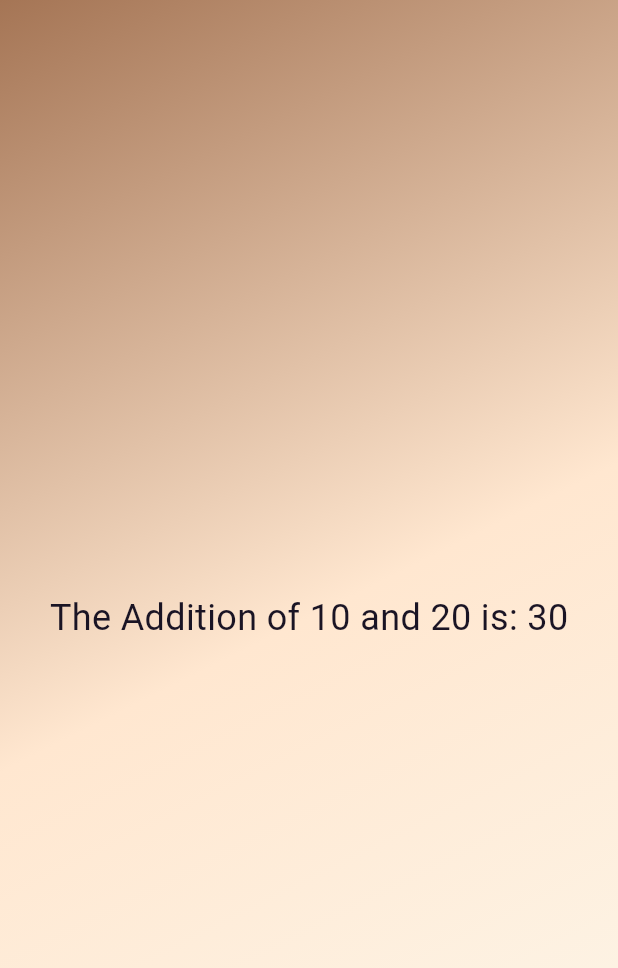
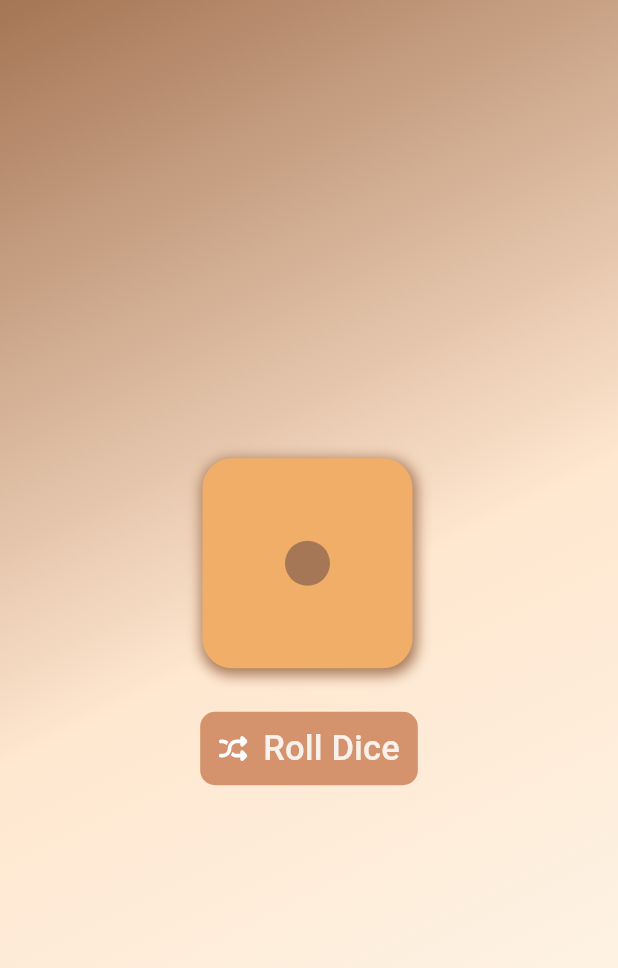
Before and after one commit to sadiqhasanrupani/roll_dice_game, a Flutter app: the screen it shows after launch, on a phone screen of 412 x 824 dp. Shown: the top 968 px of the screen. Run offline on Flutter 3.47's test engine with Material 3 defaults, Android fonts, the phone set to English and light mode, and no system bars; our stand-ins replace flutter_svg.

Commit message:
Completed the development of roll dice game

```diff
--- a/lib/app.dart
+++ b/lib/app.dart
@@ -1,14 +1,21 @@
 import 'package:flutter/material.dart';
 import 'package:roll_dice_game/gradient_container.dart';
 
-class App extends StatelessWidget {
-  const App({super.key});
+class MyApp extends StatelessWidget {
+  const MyApp({super.key});
 
   @override
   Widget build(context) {
     return const MaterialApp(
       home: Scaffold(
-        body: GradientContainer(),
+        body: GradientContainer(
+          colors: [
+            Color(0xFFa57555),
+            Color(0xFFffe7d0),
+            Color(0xFFfcf8ed),
+            //0xFDF8EC
+          ],
+        ),
       ),
     );
   }
--- /dev/null
+++ b/lib/component/dice_roller.dart
@@ -0,0 +1,93 @@
+import "dart:math";
+import 'package:flutter/material.dart';
+import 'package:flutter/widgets.dart';
+import 'package:roll_dice_game/component/ui/set-svg.dart';
+import 'package:roll_dice_game/styled_text.dart';
+
+final randomizer = Random();
+
+class DiceRoller extends StatefulWidget {
+  const DiceRoller({super.key});
+
+  @override
+  State<DiceRoller> createState() {
+    return _DiceRollerState();
+  }
+}
+
+class _DiceRollerState extends State<DiceRoller> {
+  var activeDice = 'assets/svg/dice-1.svg';
+  var label = 'dice 1';
+  int rollDice = 1;
+
+  //^ roll dice handler
+  void rollDiceHandler() {
+    int tempNum = 1;
+
+    int randomNum = randomizer.nextInt(6);
+    if (randomNum == 0) {
+      tempNum = rollDice;
+    } else {
+      tempNum = randomNum;
+    }
+
+    // print('\nRandom Number: $randomNum');
+    setState(() {
+      rollDice = tempNum;
+      label = 'dice $tempNum';
+      activeDice = 'assets/svg/dice-$tempNum.svg';
+    });
+  }
+
+  @override
+  Widget build(BuildContext context) {
+    return Column(
+      mainAxisSize: MainAxisSize.min,
+      children: [
+        Center(
+          child: Container(
+            decoration: BoxDecoration(
+              boxShadow: const [
+                BoxShadow(
+                  color: Color(0xFFA67757),
+                  offset: Offset(0, 0.5),
+                  blurRadius: 7,
+                  spreadRadius: -5,
+                )
+              ],
+              borderRadius: BorderRadius.circular(20),
+            ),
+            child: SetSvg(assetUrl: activeDice, label: label),
+          ),
+        ),
+        const SizedBox(
+          height: 20,
+        ),
+        TextButton(
+          onPressed: rollDiceHandler,
+          style: TextButton.styleFrom(
+            shape:
+                RoundedRectangleBorder(borderRadius: BorderRadius.circular(10)),
+            foregroundColor: Colors.white,
+            backgroundColor: const Color(0xFFd5936d),
+          ),
+          child: Row(
+            mainAxisSize: MainAxisSize.min,
+            children: [
+              const SetSvg(
+                  assetUrl: "assets/svg/random.svg", label: "Random Icon"),
+              const SizedBox(
+                width: 10,
+              ),
+              StyledText(
+                text: "Roll Dice",
+                color: const Color(0xDDFFFFFE),
+                fontSize: 23,
+              ),
+            ],
+          ),
+        ),
+      ],
+    );
+  }
+}
--- /dev/null
+++ b/lib/component/ui/set-svg.dart
@@ -0,0 +1,20 @@
+import 'package:flutter/material.dart';
+import 'package:flutter_svg/flutter_svg.dart';
+
+class SetSvg extends StatelessWidget {
+  final String assetUrl;
+  final String label;
+  final Color? color;
+
+  const SetSvg(
+      {super.key, required this.assetUrl, required this.label, this.color});
+
+  @override
+  Widget build(BuildContext context) {
+    return SvgPicture.asset(
+      assetUrl,
+      // colorFilter: ColorFilter.mode(color ?? null, black, BlendMode.srcIn),
+      semanticsLabel: label,
+    );
+  }
+}
--- a/lib/gradient_container.dart
+++ b/lib/gradient_container.dart
@@ -1,23 +1,25 @@
 import 'package:flutter/material.dart';
-import 'package:roll_dice_game/styled_text.dart';
+import 'package:roll_dice_game/component/dice_roller.dart';
 
 class GradientContainer extends StatelessWidget {
   //^ Initializing a constructor.
-  const GradientContainer({super.key});
+  const GradientContainer(
+      {super.key, required this.colors, this.begin, this.end});
+  final List<Color> colors;
+  final AlignmentGeometry? begin;
+  final AlignmentGeometry? end;
 
   @override
   Widget build(context) {
     return Container(
-      decoration: const BoxDecoration(
-        gradient: LinearGradient(colors: [
-          Color(0xFFa57555),
-          Color(0xFFffe7d0),
-          Color(0xFFfcf8ed),
-          //0xFDF8EC
-        ], begin: Alignment.topLeft, end: Alignment.bottomRight),
+      decoration: BoxDecoration(
+        gradient: LinearGradient(
+            colors: colors,
+            begin: begin ?? Alignment.topLeft,
+            end: end ?? Alignment.bottomRight),
       ),
       child: const Center(
-        child: StyledText(),
+        child: DiceRoller(),
       ),
     );
   }
--- a/lib/main.dart
+++ b/lib/main.dart
@@ -2,5 +2,5 @@ import 'package:flutter/material.dart';
 import 'package:roll_dice_game/app.dart';
 
 void main() {
-  runApp(const App());
+  runApp(const MyApp());
 }
--- a/lib/styled_text.dart
+++ b/lib/styled_text.dart
@@ -1,18 +1,19 @@
 import 'package:flutter/material.dart';
-import "package:roll_dice_game/utils.dart";
 
 class StyledText extends StatelessWidget {
-  final int a;
-  final int b;
-  const StyledText({super.key, this.a = 10, this.b = 20});
+  final double? fontSize;
+  final String text;
+  final Color? color;
+
+  StyledText({super.key, required this.text, this.fontSize, this.color});
 
   @override
   Widget build(context) {
-    final addition = Utils.sum(a: a, b: b);
     return Text(
-      'The Addition of $a and $b is: $addition',
-      style:
-          const TextStyle(fontSize: 24, color: Color.fromARGB(255, 26, 20, 36)),
+      text,
+      style: TextStyle(
+          fontSize: fontSize ?? 16,
+          color: color ?? const Color.fromARGB(255, 26, 20, 36)),
     );
   }
 }
```
Also changed, not shown: pubspec.yaml (+17 -7 lines), assets/images/dice-1.png (added), assets/images/dice-2.png (added), assets/images/dice-3.png (added), assets/images/dice-4.png (added), assets/images/dice-5.png (added), assets/images/dice-6.png (added), assets/svg/dice-1.svg (added), assets/svg/dice-2.svg (added), assets/svg/dice-3.svg (added), assets/svg/dice-4.svg (added), assets/svg/dice-5.svg (added), assets/svg/dice-6.svg (added), assets/svg/random.svg (added), 1 more files.
